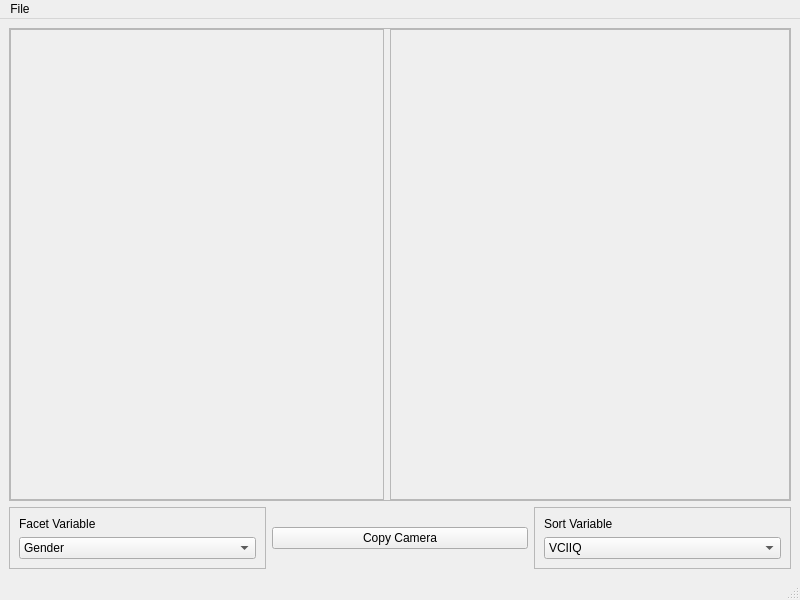
diego0020/braviz-app, file braviz/interaction/qt_guis/sample_overview.ui: the form before one commit.
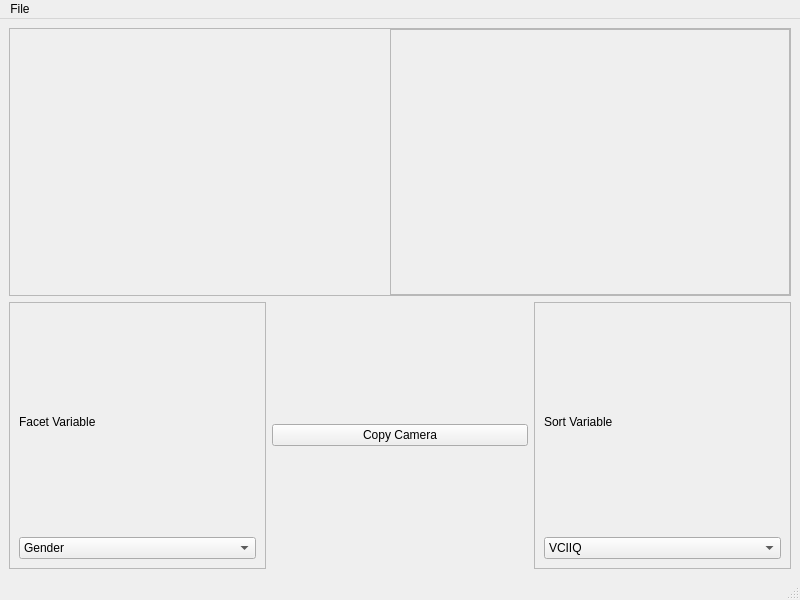
The form after the commit.

Commit message: multiple rows in sample overview

```diff
--- a/braviz/interaction/qt_guis/sample_overview.ui
+++ b/braviz/interaction/qt_guis/sample_overview.ui
@@ -23,7 +23,7 @@
       <property name="frameShadow">
        <enum>QFrame::Raised</enum>
       </property>
-      <layout class="QGridLayout" name="gridLayout" columnminimumwidth="0,300">
+      <layout class="QHBoxLayout" name="horizontalLayout_2" stretch="9,1">
        <property name="leftMargin">
         <number>0</number>
        </property>
@@ -36,7 +36,17 @@
        <property name="bottomMargin">
         <number>0</number>
        </property>
-       <item row="0" column="1">
+       <item>
+        <widget class="QFrame" name="row_container">
+         <property name="frameShape">
+          <enum>QFrame::NoFrame</enum>
+         </property>
+         <property name="frameShadow">
+          <enum>QFrame::Raised</enum>
+         </property>
+        </widget>
+       </item>
+       <item>
         <widget class="QFrame" name="plot_1">
          <property name="minimumSize">
           <size>
@@ -52,24 +62,6 @@
          </property>
         </widget>
        </item>
-       <item row="0" column="0">
-        <widget class="QScrollArea" name="scroll_1">
-         <property name="widgetResizable">
-          <bool>true</bool>
-         </property>
-         <widget class="QWidget" name="scrollAreaWidgetContents">
-          <property name="geometry">
-           <rect>
-            <x>0</x>
-            <y>0</y>
-            <width>367</width>
-            <height>447</height>
-           </rect>
-          </property>
-          <layout class="QGridLayout" name="gridLayout_2"/>
-         </widget>
-        </widget>
-       </item>
       </layout>
      </widget>
     </item>
```
The commit also changes 1 other file.
